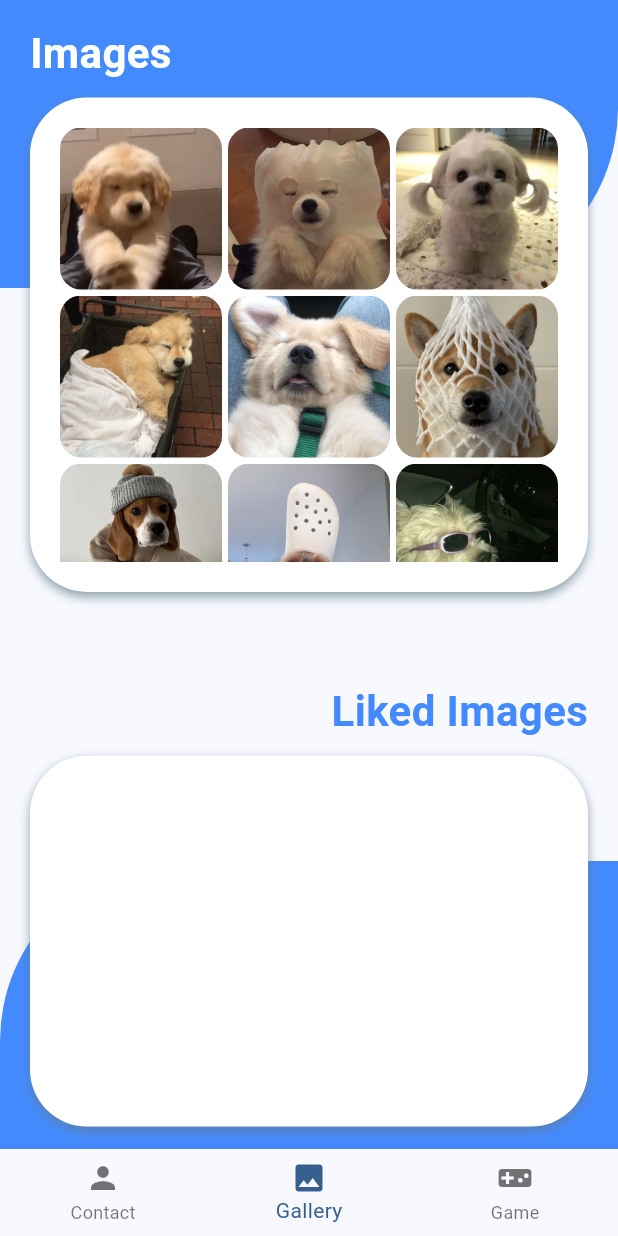
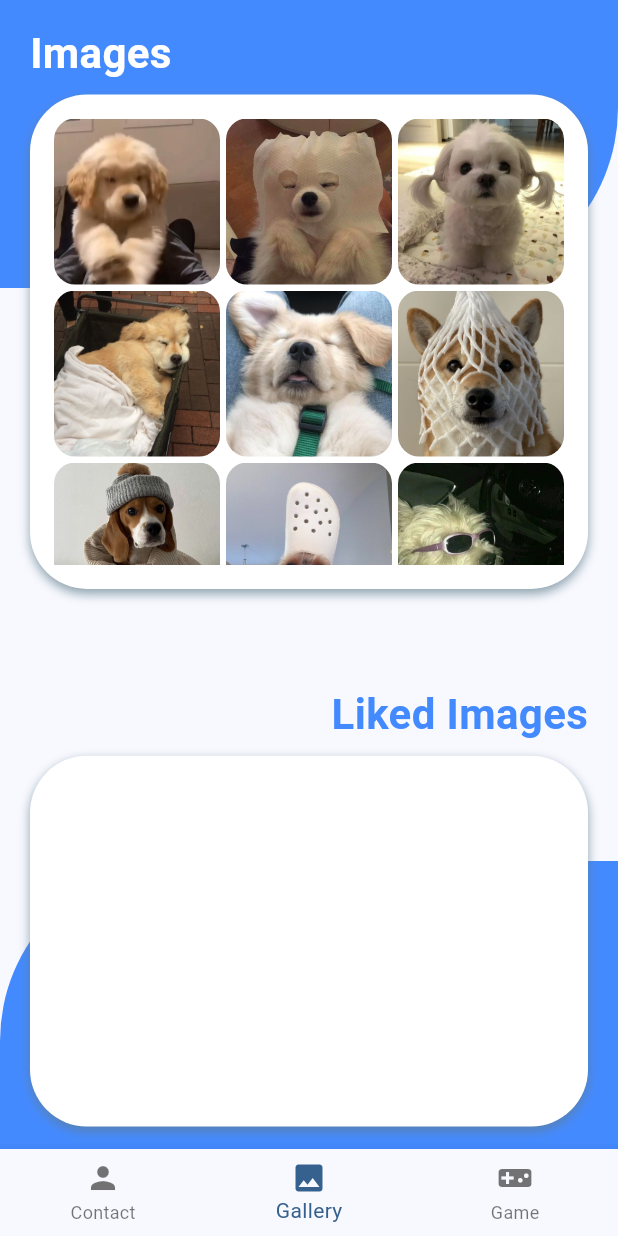
Before and after one commit to siesdart/madcamp-week1, a Flutter app: the screen it shows after launch, item 2 of the bottom bar chosen, on a phone screen of 412 x 824 dp. Run offline on Flutter 3.47's test engine with Material 3 defaults, Android fonts, the phone set to English and light mode, and no system bars; our stand-ins replace dio, fluttertoast, google_fonts; network calls fail.

```diff
--- a/lib/screens/gallery_screen.dart
+++ b/lib/screens/gallery_screen.dart
@@ -47,9 +47,9 @@ class _GalleryScreenState extends State<GalleryScreen> {
                     color: Colors.white,
                   ),
                 ),
+                const SizedBox(height: 8),
                 Container(
-                  margin: const EdgeInsets.only(top: 10),
-                  padding: const EdgeInsets.all(20),
+                  padding: const EdgeInsets.all(16),
                   height: MediaQuery.of(context).size.height * 0.4,
                   decoration: BoxDecoration(
                     borderRadius: BorderRadius.circular(38),
@@ -63,14 +63,7 @@ class _GalleryScreenState extends State<GalleryScreen> {
                       ),
                     ],
                   ),
-                  child: GridView.count(
-                    physics: const ScrollPhysics(),
-                    shrinkWrap: true,
-                    crossAxisCount: 3,
-                    mainAxisSpacing: 4,
-                    crossAxisSpacing: 4,
-                    children: List.generate(20, _buildImageButton),
-                  ),
+                  child: _buildGridView(Iterable<int>.generate(20)),
                 ),
               ],
             ),
@@ -105,9 +98,9 @@ class _GalleryScreenState extends State<GalleryScreen> {
                     color: Colors.blueAccent,
                   ),
                 ),
+                const SizedBox(height: 8),
                 Container(
-                  margin: const EdgeInsets.only(top: 10),
-                  padding: const EdgeInsets.all(20),
+                  padding: const EdgeInsets.all(16),
                   height: MediaQuery.of(context).size.height * 0.3,
                   decoration: BoxDecoration(
                     borderRadius: BorderRadius.circular(38),
@@ -121,20 +114,24 @@ class _GalleryScreenState extends State<GalleryScreen> {
                       ),
                     ],
                   ),
-                  child: GridView.count(
-                    physics: const ScrollPhysics(),
-                    shrinkWrap: true,
-                    crossAxisCount: 3,
-                    mainAxisSpacing: 4,
-                    crossAxisSpacing: 4,
-                    children: _likedImages.map(_buildImageButton).toList(),
-                  ),
+                  child: _buildGridView(_likedImages),
                 ),
               ],
             ),
           ),
         ],
       ),
+    );
+  }
+
+  GridView _buildGridView(Iterable<int> images) {
+    return GridView.count(
+      physics: const ScrollPhysics(),
+      shrinkWrap: true,
+      crossAxisCount: 3,
+      mainAxisSpacing: 4,
+      crossAxisSpacing: 4,
+      children: images.map(_buildImageButton).toList(),
     );
   }
 
```
Also changed, not shown: lib/screens/game_screen.dart (+35 -49 lines).
